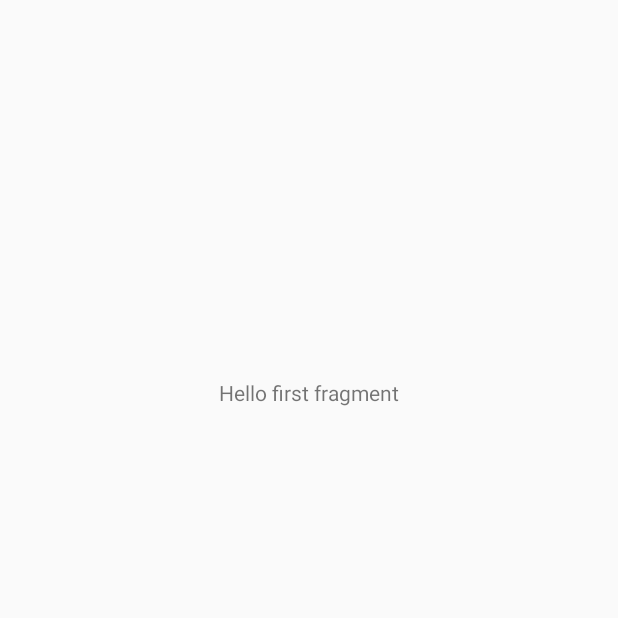
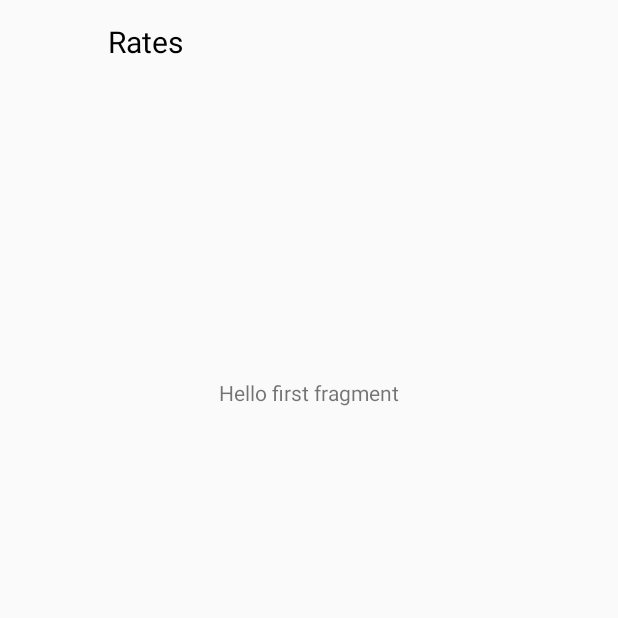
Before and after one commit to ddveloperr/Currencies, an Android app: the screen it shows after launch (MainActivity), on a phone screen of 412 x 824 dp, the top half of it. Before the commit the part shown is almost empty. Run offline under Robolectric (Android 15) with nearby library versions, the phone set to English and light mode, and no system bars; our stand-ins replace Dagger/Hilt's generated code, RxJava.

Commit message:
Added toolbar layout

```diff
--- a/app/src/main/res/layout/fragment_first.xml
+++ b/app/src/main/res/layout/fragment_first.xml
@@ -5,6 +5,8 @@
     android:layout_width="match_parent"
     android:layout_height="match_parent"
     tools:context=".ui.FirstFragment">
+
+    <include layout="@layout/include_toolbar" />
 
     <TextView
         android:id="@+id/textview_first"
--- /dev/null
+++ b/app/src/main/res/layout/include_toolbar.xml
@@ -0,0 +1,10 @@
+<?xml version="1.0" encoding="utf-8"?>
+<TextView xmlns:android="http://schemas.android.com/apk/res/android"
+    xmlns:tools="http://schemas.android.com/tools"
+    android:layout_width="match_parent"
+    android:layout_height="?attr/actionBarSize"
+    android:gravity="center_vertical"
+    android:paddingStart="72dp"
+    android:text="@string/toolbar_title"
+    android:textAppearance="@style/TextAppearance.Toolbar"
+    tools:ignore="RtlSymmetry" />
--- a/app/src/main/res/values/colors.xml
+++ b/app/src/main/res/values/colors.xml
@@ -4,6 +4,7 @@
     <color name="colorPrimaryDark">#3700B3</color>
     <color name="colorAccent">#03DAC5</color>
 
+    <color name="toolbar_black">#000000</color>
     <color name="primary_black">#191C1F</color>
     <color name="grey_50">#8B959E</color>
 
--- a/app/src/main/res/values/styles.xml
+++ b/app/src/main/res/values/styles.xml
@@ -19,6 +19,11 @@
 
     <!--    Text Styles-->
     <style name="TextAppearance" />
+
+    <style name="TextAppearance.Toolbar">
+        <item name="android:textSize">20sp</item>
+        <item name="color">@color/toolbar_black</item>
+    </style>
 
     <!--    Text Primary-->
     <style name="TextAppearance.Primary">
```
